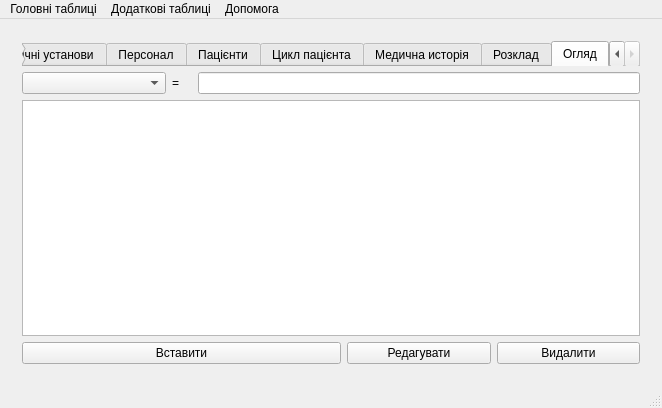
Above: MedicineDb/mainwindow.ui from zhelih/MedicineDB before the change. Below: the same form after it.
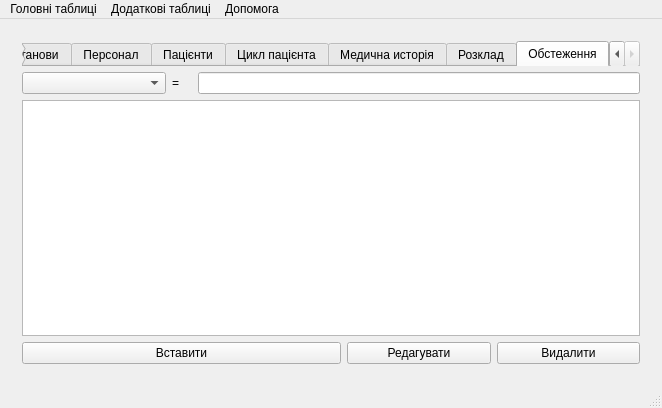
That is the form after the change. The open tabs and pages were chosen to show the change.

What changed in the file:
```diff
--- a/MedicineDb/mainwindow.ui
+++ b/MedicineDb/mainwindow.ui
@@ -136,7 +136,7 @@
           </widget>
           <widget class="QWidget" name="tab_5">
            <attribute name="title">
-            <string>Огляд</string>
+            <string>Обстеження</string>
            </attribute>
           </widget>
          </widget>
```
Left out of the diff: 4 changed lines with no effect on the pictures.
